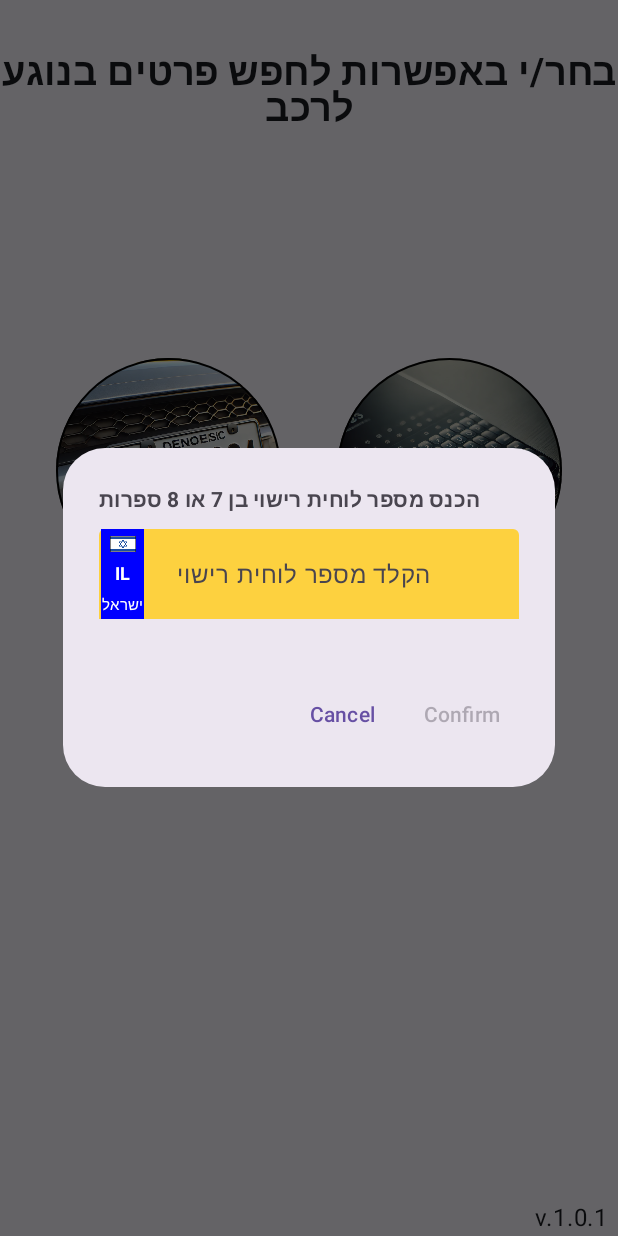
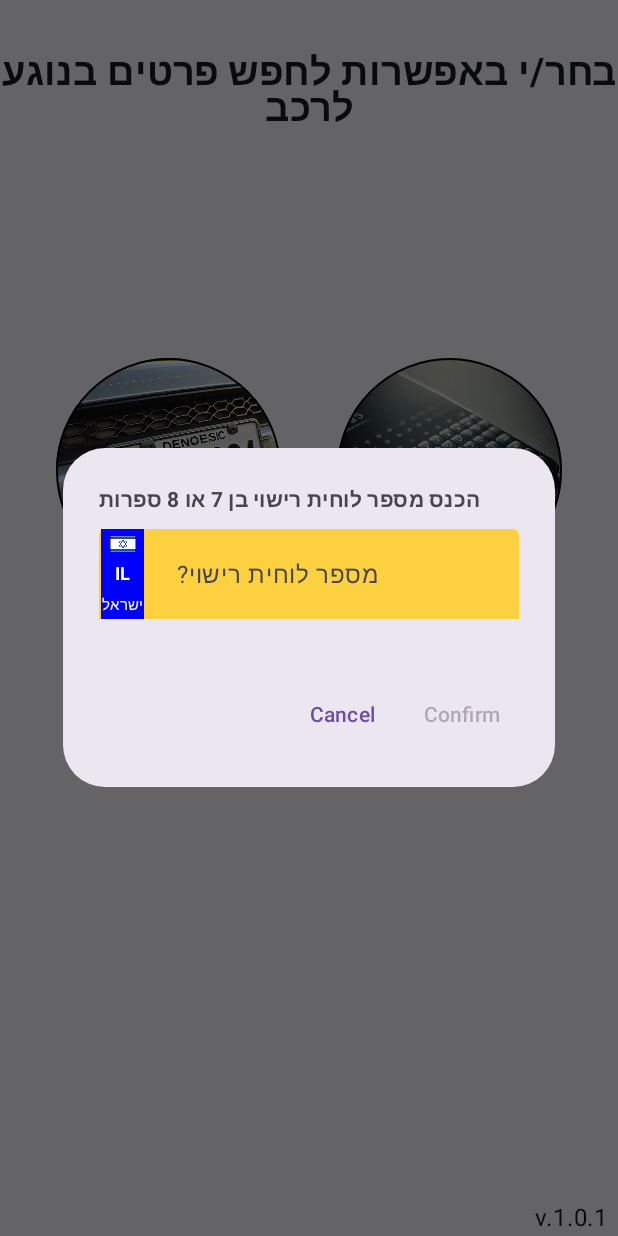
Before and after one commit to TomerPacific/car-identifier, an Android app built with Jetpack Compose: the license_plate_number_input screen opened through its navigation route, on a phone screen of 412 x 824 dp. Run offline under Robolectric (Android 15) with nearby library versions, the phone set to English and light mode, and no system bars.

Commit message:
CarIdentifier changing placeholder text

```diff
--- a/app/src/main/java/com/tomerpacific/caridentifier/screen/LicensePlateNumberDialog.kt
+++ b/app/src/main/java/com/tomerpacific/caridentifier/screen/LicensePlateNumberDialog.kt
@@ -128,7 +128,7 @@ fun LicensePlateNumberDialog(navController: NavController, mainViewModel: MainVi
                         )
                     },
                     placeholder = {
-                        Text("הקלד מספר לוחית רישוי")
+                        Text("?מספר לוחית רישוי", maxLines = 1)
                     },
                     keyboardOptions = KeyboardOptions(keyboardType = KeyboardType.Number),
                     isError = isLicensePlateLengthLimitReached,
```
